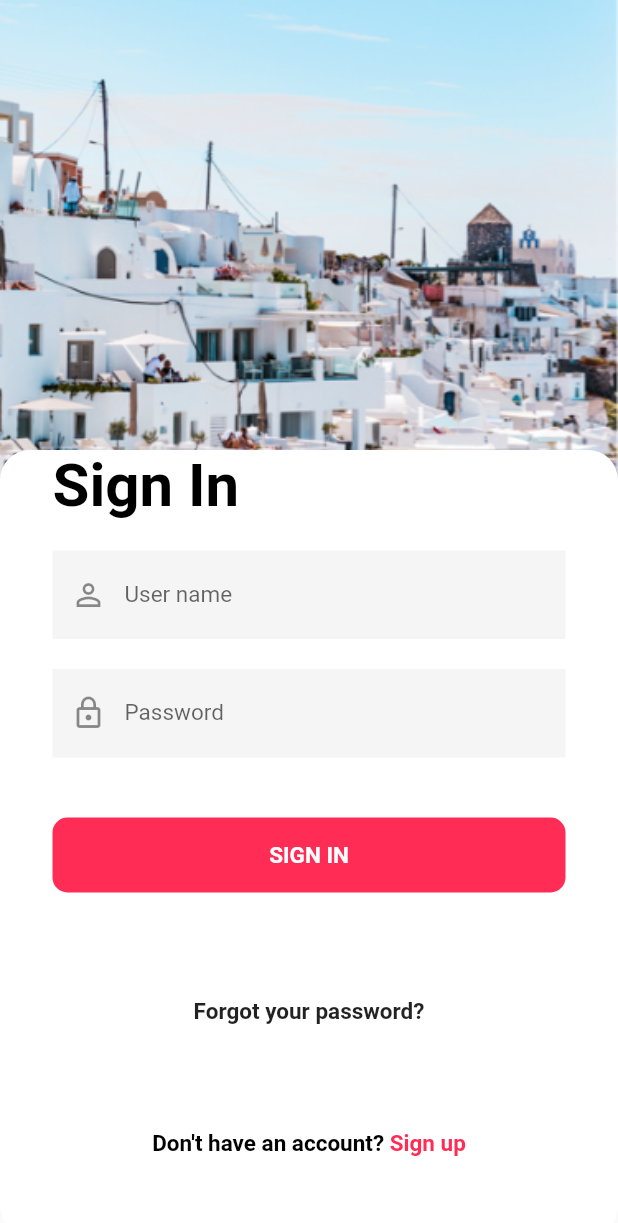
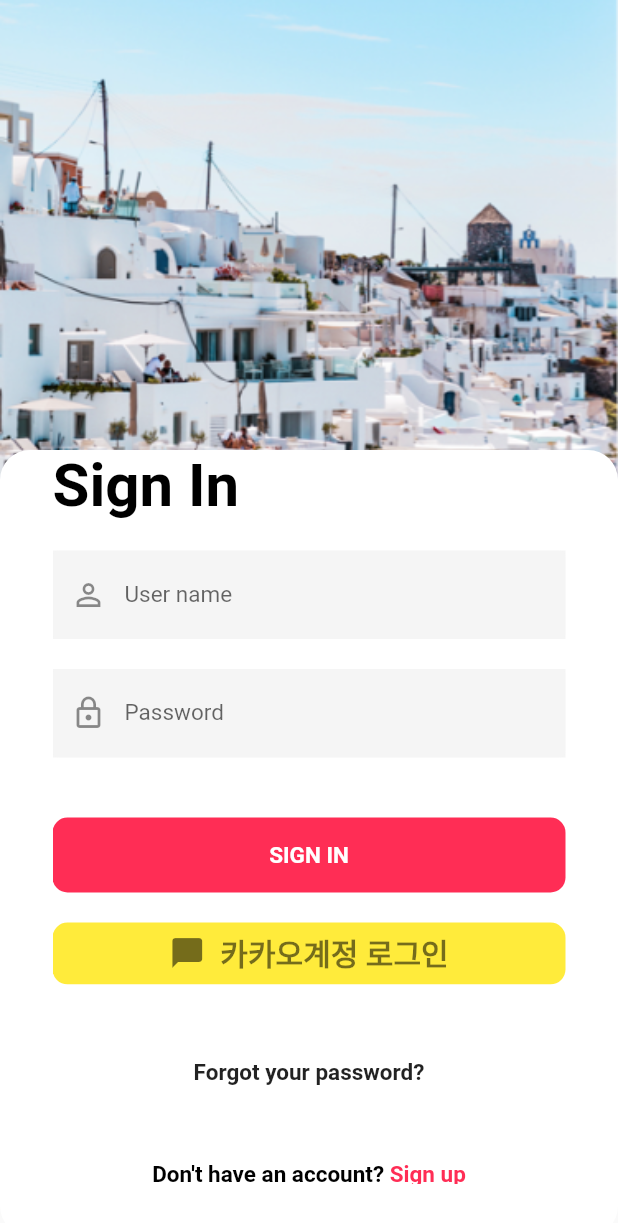
Before and after one commit to sinkyoungdeok/soorisulsul, a Flutter app: the screen it shows after launch, on a phone screen of 412 x 824 dp. Shown: the top 1223 px of the screen. Run offline on Flutter 3.47's test engine with Material 2 defaults, Android fonts, the phone set to English and light mode, and no system bars; missing offline and left inert: kakao_flutter_sdk; Roboto replaces fonts that are missing (Tomorrow); project files that could hold a hidden picture were left out.

Commit message:
[FIX] (signin) kakao ui

```diff
--- a/lib/main.dart
+++ b/lib/main.dart
@@ -1,7 +1,13 @@
 import 'package:flutter/material.dart';
 import 'route.dart';
+import 'package:kakao_flutter_sdk/all.dart';
 
-void main() => runApp(MyApp());
+void main() {
+  KakaoContext.clientId = "290ab37602446d68812d6c42fad5c7fa";
+  KakaoContext.javascriptClientId = "143d3d89bf511eff2cd9dcdb923d6826";
+  runApp(MyApp());
+}
+
 
 class MyApp extends StatelessWidget {
   @override
--- a/lib/screen/signIn.dart
+++ b/lib/screen/signIn.dart
@@ -51,6 +51,7 @@ class SignIn extends StatelessWidget {
                 emailTextField(),
                 passwordTextField(),
                 signInButton(context),
+                kakaoSignInButton(context),
                 forgotpasswordTextField(),
                 signupTextField()
               ],
@@ -165,9 +166,40 @@ class SignIn extends StatelessWidget {
     );
   }
 
+  Widget kakaoSignInButton(BuildContext context){
+    return Padding(
+      padding: EdgeInsets.only(top: 20),
+      child: InkWell (
+        child: Container(
+          width: MediaQuery.of(context).size.width * 1,
+          height: MediaQuery.of(context).size.height * 0.05,
+          decoration: BoxDecoration(
+            borderRadius: BorderRadius.circular(10),
+            color: Colors.yellow
+          ),
+          child :Row(
+            mainAxisAlignment: MainAxisAlignment.center,
+            children: [
+              Icon(Icons.chat_bubble, color: Colors.black54),
+              SizedBox(width: 10,),
+              Text(
+                '카카오계정 로그인',
+                style: TextStyle(
+                    color: Colors.black54,
+                    fontWeight: FontWeight.w900,
+                    fontSize: 20
+                ),
+              ),
+            ],
+          )
+        ),
+      )
+    );
+  }
+
   Widget forgotpasswordTextField() {
     return Padding(
-      padding: EdgeInsets.only(top: 70),
+      padding: EdgeInsets.only(top: 50),
       child: Center(
         child: Text('Forgot your password?',
           style: TextStyle(
@@ -182,7 +214,7 @@ class SignIn extends StatelessWidget {
 
   Widget signupTextField() {
     return Padding(
-      padding: EdgeInsets.only(top: 70),
+      padding: EdgeInsets.only(top: 50),
       child: Center(
         child: RichText(
           text: TextSpan(
--- a/pubspec.yaml
+++ b/pubspec.yaml
@@ -23,6 +23,12 @@ environment:
 dependencies:
   flutter:
     sdk: flutter
+  kakao_flutter_sdk: ^0.5.4
+  dio:
+  json_annotation:
+  package_info:
+  platform:
+  shared_preferences:
 
 
   # The following adds the Cupertino Icons font to your application.
```
Also changed, not shown: pubspec.lock, 126 other files.
